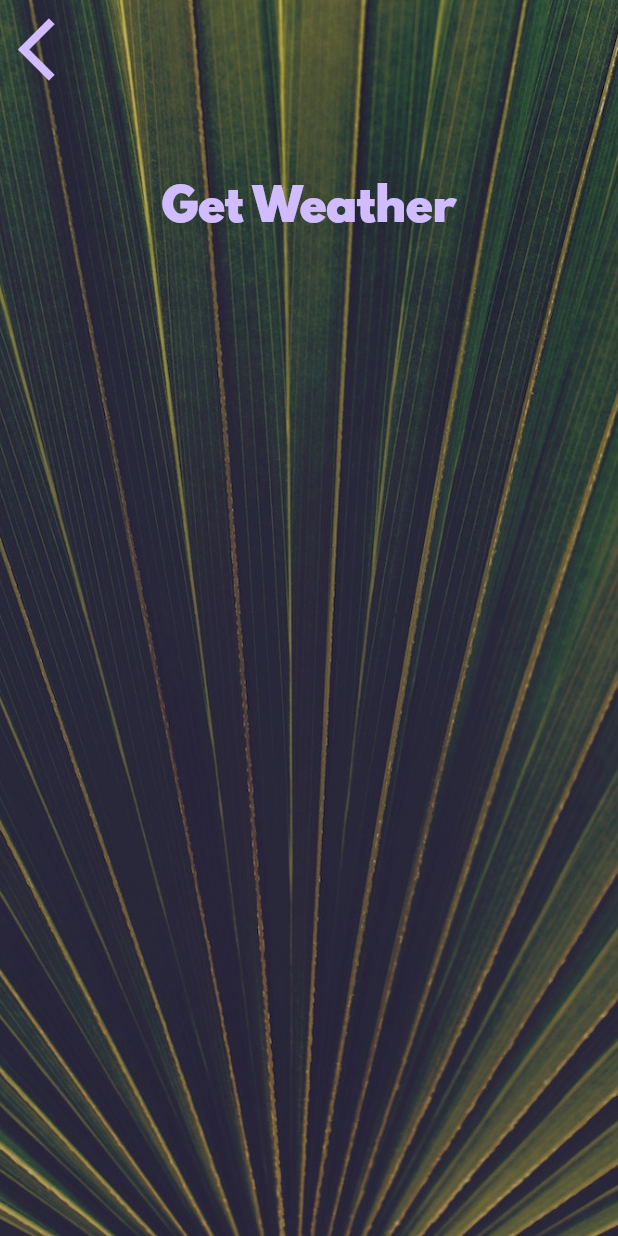
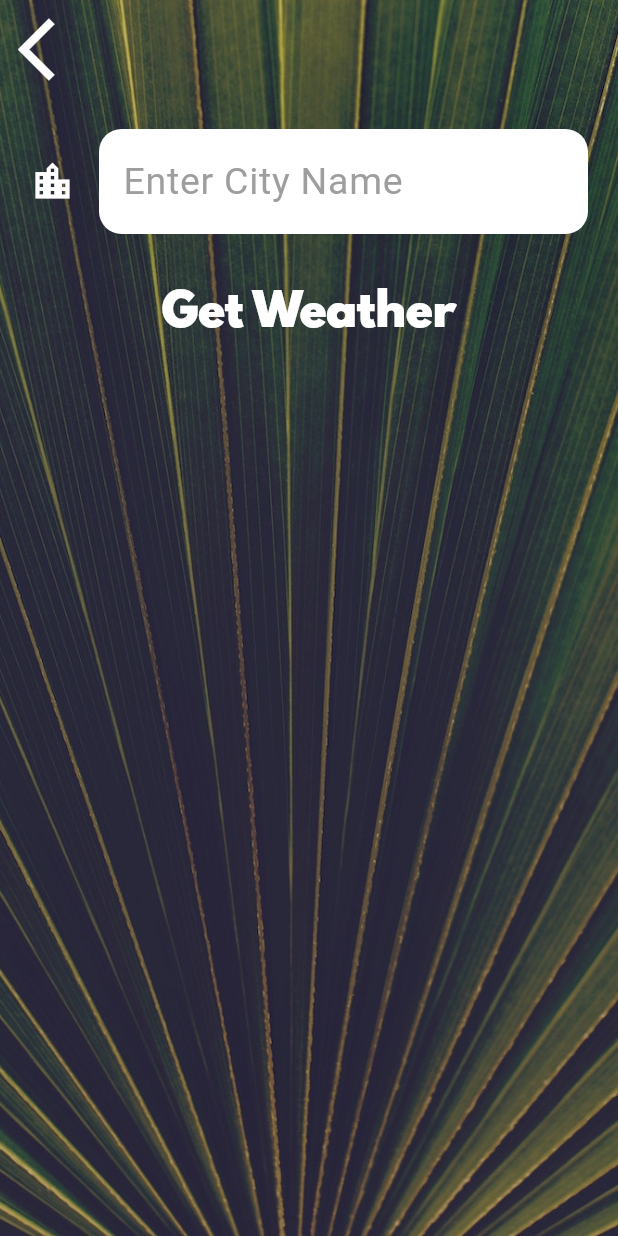
Before and after one commit to Vladimir182/ClimA_flutter, a Flutter app: the CityScreen screen opened directly, on a phone screen of 412 x 824 dp. Run offline on Flutter 3.47's test engine with Material 3 defaults, Android fonts, the phone set to English and light mode, and no system bars; our stand-ins replace flutter_spinkit, geolocator; network calls fail.

Commit message:
Passing Data Backwards Through the Navigation Stack

```diff
--- a/lib/main.dart
+++ b/lib/main.dart
@@ -10,7 +10,11 @@ class MyApp extends StatelessWidget {
   @override
   Widget build(BuildContext context) {
     return MaterialApp(
-      theme: ThemeData.dark(),
+      theme: ThemeData.dark().copyWith(
+        colorScheme: ColorScheme.fromSwatch().copyWith(
+          primary: Colors.white,
+        ),
+      ),
       home: const LoadingScreen(),
     );
   }
--- a/lib/screens/city_screen.dart
+++ b/lib/screens/city_screen.dart
@@ -10,6 +10,8 @@ class CityScreen extends StatefulWidget {
 }
 
 class _CityScreenState extends State<CityScreen> {
+  String? cityName;
+
   @override
   Widget build(BuildContext context) {
     return Scaffold(
@@ -27,7 +29,9 @@ class _CityScreenState extends State<CityScreen> {
               Align(
                 alignment: Alignment.topLeft,
                 child: TextButton(
-                  onPressed: () {},
+                  onPressed: () {
+                    Navigator.pop(context);
+                  },
                   child: const Icon(
                     Icons.arrow_back_ios,
                     size: 50.0,
@@ -36,10 +40,22 @@ class _CityScreenState extends State<CityScreen> {
               ),
               Container(
                 padding: const EdgeInsets.all(20.0),
-                child: null,
+                child: TextField(
+                  onChanged: (value) {
+                    cityName = value;
+                  },
+                  decoration: kInputDecoration,
+                  style: const TextStyle(
+                    color: Colors.black,
+                    // fontFamily: 'Spartan MB',
+                    fontSize: 25,
+                  ),
+                ),
               ),
               TextButton(
-                onPressed: () {},
+                onPressed: () {
+                  Navigator.pop(context, cityName);
+                },
                 child: const Text(
                   'Get Weather',
                   style: kButtonTextStyle,
--- a/lib/utilities/constants.dart
+++ b/lib/utilities/constants.dart
@@ -18,3 +18,21 @@ const kButtonTextStyle = TextStyle(
 const kConditionTextStyle = TextStyle(
   fontSize: 100.0,
 );
+
+const kInputDecoration = InputDecoration(
+  filled: true,
+  fillColor: Colors.white,
+  hintText: 'Enter City Name',
+  hintStyle: TextStyle(color: Colors.grey),
+  icon: Icon(
+    Icons.location_city,
+    color: Colors.white,
+    size: 30,
+  ),
+  border: OutlineInputBorder(
+    borderSide: BorderSide.none,
+    borderRadius: BorderRadius.all(
+      Radius.circular(15),
+    ),
+  ),
+);
```
Also changed, not shown: lib/screens/location_screen.dart (+13 -5 lines), lib/services/weather.dart (+9 -0 lines).
